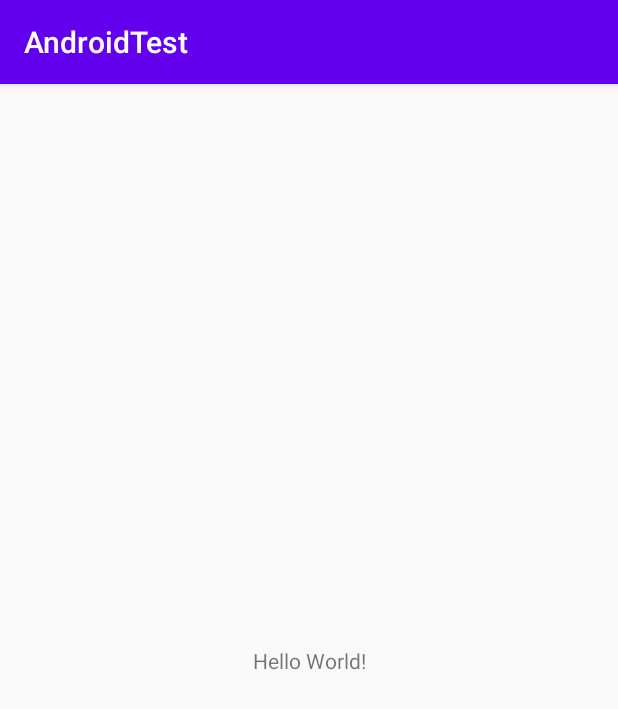
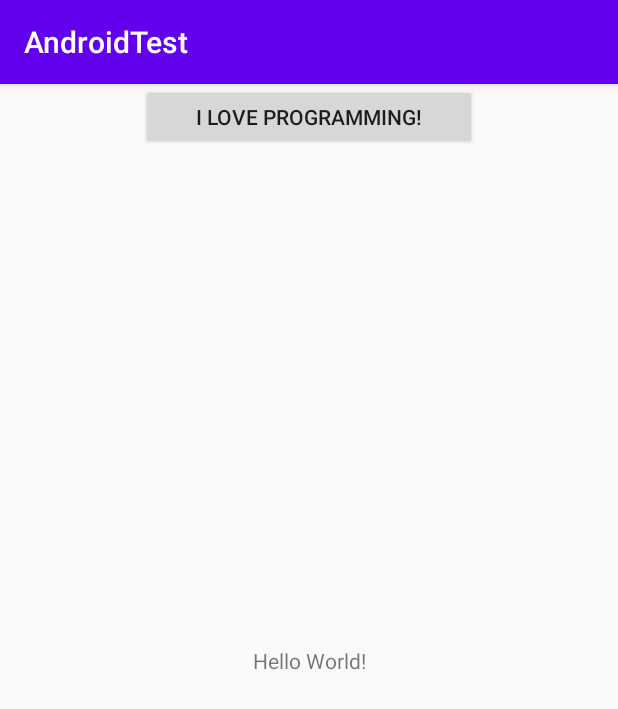
Before and after one commit to atompxl/AndroidTest, an Android app: the screen it shows after launch (MainActivity), on a phone screen of 412 x 824 dp. Shown: the top 709 px of the screen. Run offline under Robolectric (Android 15) with nearby library versions, the phone set to English and light mode, and no system bars.

Commit message:
added button

```diff
--- a/app/src/main/res/layout/activity_main.xml
+++ b/app/src/main/res/layout/activity_main.xml
@@ -15,4 +15,14 @@
         app:layout_constraintRight_toRightOf="parent"
         app:layout_constraintTop_toTopOf="parent" />
 
+    <Button
+        android:id="@+id/button"
+        android:layout_width="224dp"
+        android:layout_height="44dp"
+        android:text="I love Programming!"
+        app:layout_constraintEnd_toEndOf="parent"
+        app:layout_constraintHorizontal_bias="0.5"
+        app:layout_constraintStart_toStartOf="parent"
+        tools:layout_editor_absoluteY="419dp" />
+
 </androidx.constraintlayout.widget.ConstraintLayout>
```
